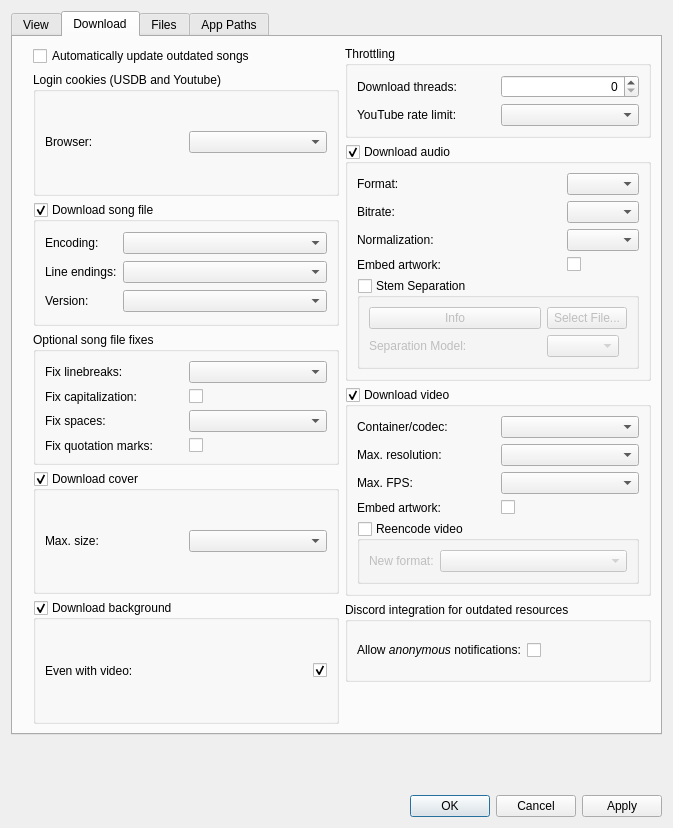
Above: src/usdb_syncer/gui/forms/SettingsDialog.ui from bohning/usdb_syncer before the change. Below: the same form after it.
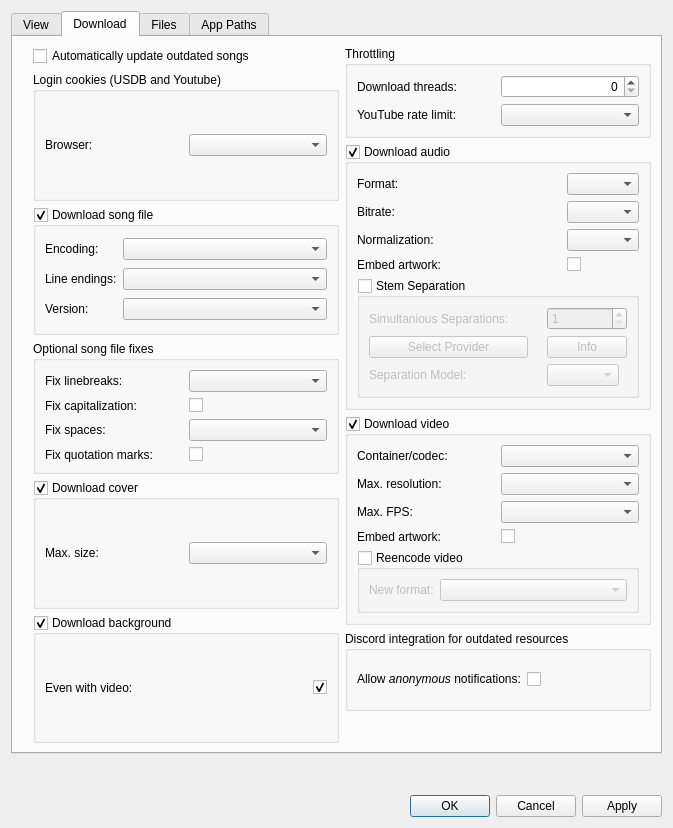
That is the form after the change. Icons and pictures are not drawn.

Commit message: Better separation UX

The edit to the form file:
```diff
--- a/src/usdb_syncer/gui/forms/SettingsDialog.ui
+++ b/src/usdb_syncer/gui/forms/SettingsDialog.ui
@@ -524,10 +524,10 @@
                <bool>false</bool>
               </property>
               <layout class="QGridLayout" name="gridLayout_12">
-               <item row="3" column="0">
-                <widget class="QLabel" name="label_separation_model">
+               <item row="0" column="0">
+                <widget class="QLabel" name="label_separation_num">
                  <property name="text">
-                  <string>Separation Model:</string>
+                  <string>Simultanious Separations:</string>
                  </property>
                 </widget>
                </item>
@@ -547,20 +547,60 @@
                  </property>
                 </widget>
                </item>
-               <item row="2" column="1">
-                <widget class="QPushButton" name="button_select_separation_provider">
-                 <property name="text">
-                  <string>Select File...</string>
-                 </property>
-                </widget>
-               </item>
-               <item row="2" column="0">
+               <item row="1" column="1">
                 <widget class="QPushButton" name="button_info">
                  <property name="text">
                   <string>Info</string>
                  </property>
                 </widget>
                </item>
+               <item row="3" column="0">
+                <widget class="QLabel" name="label_separation_model">
+                 <property name="text">
+                  <string>Separation Model:</string>
+                 </property>
+                </widget>
+               </item>
+               <item row="0" column="1">
+                <widget class="QSpinBox" name="spinBox_separation_num">
+                 <property name="minimum">
+                  <number>1</number>
+                 </property>
+                 <property name="maximum">
+                  <number>10</number>
+                 </property>
+                </widget>
+               </item>
+               <item row="1" column="0">
+                <layout class="QHBoxLayout" name="horizontalLayout_15">
+                 <item>
+                  <widget class="QPushButton" name="button_select_separation_provider">
+                   <property name="text">
+                    <string>Select Provider</string>
+                   </property>
+                  </widget>
+                 </item>
+                 <item>
+                  <widget class="QLabel" name="label_is_provider_selected">
+                   <property name="enabled">
+                    <bool>false</bool>
+                   </property>
+                   <property name="sizePolicy">
+                    <sizepolicy hsizetype="Fixed" vsizetype="Fixed">
+                     <horstretch>0</horstretch>
+                     <verstretch>0</verstretch>
+                    </sizepolicy>
+                   </property>
+                   <property name="text">
+                    <string/>
+                   </property>
+                   <property name="pixmap">
+                    <pixmap resource="../resources/qt/resources.qrc">:/icons/error.png</pixmap>
+                   </property>
+                  </widget>
+                 </item>
+                </layout>
+               </item>
               </layout>
              </widget>
             </item>
```
The commit also changes 2 other files.
